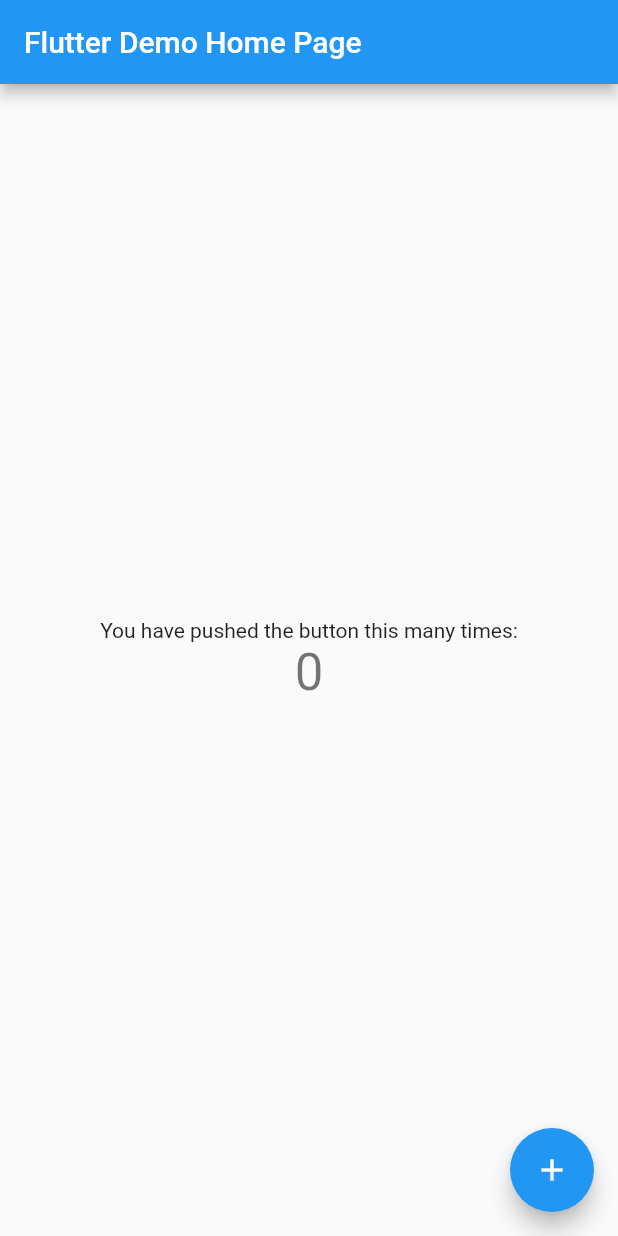
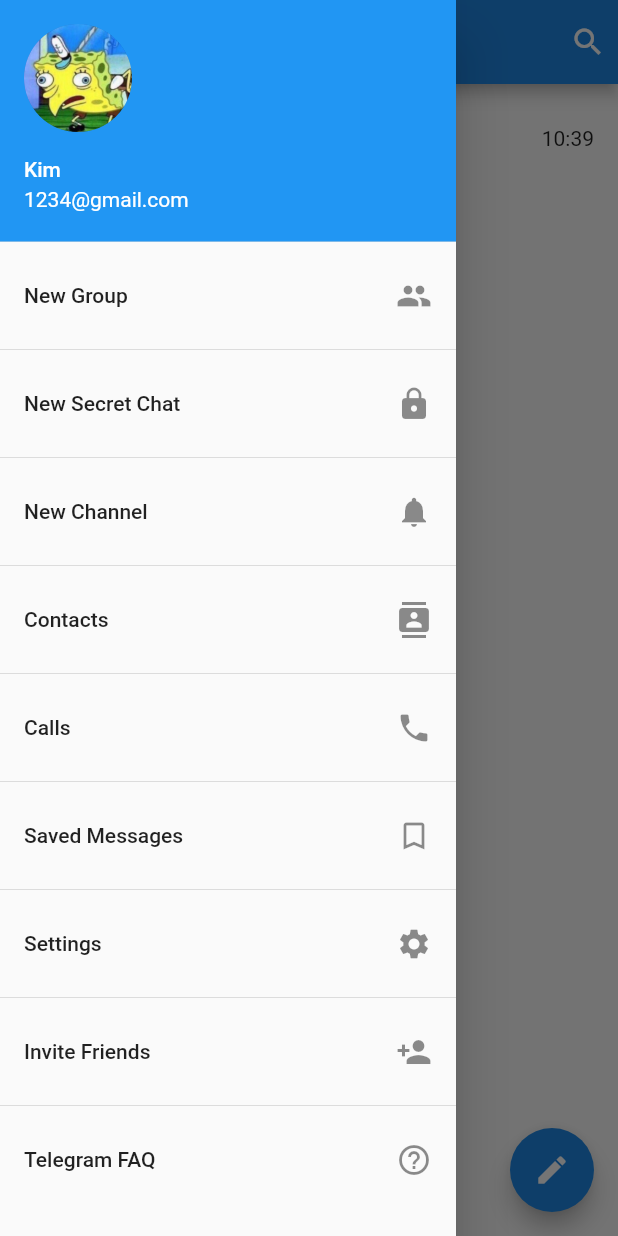
Before and after one commit to KimMontenegro/TelegramClone, a Flutter app: the screen it shows after launch, with the side drawer open (before the commit the screen has no drawer), on a phone screen of 412 x 824 dp. Run offline on Flutter 3.47's test engine with Material 2 defaults, Android fonts, the phone set to English and light mode, and no system bars.

Commit message:
Needs fix

```diff
--- /dev/null
+++ b/lib/drawer.dart
@@ -0,0 +1,77 @@
+import 'package:flutter/material.dart';
+
+class DrawerScreen extends StatefulWidget {
+  @override
+  _DrawerScreenState createState() => _DrawerScreenState();
+}
+
+class _DrawerScreenState extends State<DrawerScreen> {
+  @override
+  Widget build(BuildContext context) {
+    return Drawer(
+      child: ListView(
+        children: <Widget>[
+          UserAccountsDrawerHeader(
+              accountName: Text('Kim'),
+              currentAccountPicture: CircleAvatar(
+                backgroundImage: AssetImage('assets/images/1.jpg'),
+              ),
+              accountEmail: Text('1234@gmail.com')),
+          ListTile(
+            trailing: Icon(Icons.group),
+            title: Text('New Group'),
+            onTap: () {},
+          ),
+          Divider(),
+          ListTile(
+            trailing: Icon(Icons.lock),
+            title: Text('New Secret Chat'),
+            onTap: () {},
+          ),
+          Divider(),
+          ListTile(
+            trailing: Icon(Icons.notifications),
+            title: Text('New Channel'),
+            onTap: () {},
+          ),
+          Divider(),
+          ListTile(
+            trailing: Icon(Icons.contacts),
+            title: Text('Contacts'),
+            onTap: () {},
+          ),
+          Divider(),
+          ListTile(
+            trailing: Icon(Icons.phone),
+            title: Text('Calls'),
+            onTap: () {},
+          ),
+          Divider(),
+          ListTile(
+            trailing: Icon(Icons.bookmark_border),
+            title: Text('Saved Messages'),
+            onTap: () {},
+          ),
+          Divider(),
+          ListTile(
+            trailing: Icon(Icons.settings),
+            title: Text('Settings'),
+            onTap: () {},
+          ),
+          Divider(),
+          ListTile(
+            trailing: Icon(Icons.person_add),
+            title: Text('Invite Friends'),
+            onTap: () {},
+          ),
+          Divider(),
+          ListTile(
+            trailing: Icon(Icons.help_outline),
+            title: Text('Telegram FAQ'),
+            onTap: () {},
+          )
+        ],
+      ),
+    );
+  }
+}
--- /dev/null
+++ b/lib/homescreen.dart
@@ -0,0 +1,45 @@
+import 'package:flutter/material.dart';
+//import 'messages.dart';
+import 'drawer.dart';
+
+class HomeScreen extends StatefulWidget {
+  @override
+  _HomeScreenState createState() => _HomeScreenState();
+}
+
+class _HomeScreenState extends State<HomeScreen> {
+  @override
+  Widget build(BuildContext context) {
+    return Scaffold(
+      appBar: AppBar(
+        title: Text('Telegram'),
+        actions: <Widget>[
+          Padding(
+            padding: const EdgeInsets.all(8.0),
+            child: Icon(Icons.search),
+          )
+        ],
+      ),
+      drawer: DrawerScreen(),
+      body: ListTile(
+        leading: CircleAvatar(
+          radius: 28,
+          // backgroundImage: NetworkImage(items[i].profile),
+        ),
+        title: Text(
+          'message 1',
+          style: TextStyle(fontWeight: FontWeight.bold),
+        ),
+        subtitle: Text('Hi!!'),
+        trailing: Text('10:39'),
+      ),
+      floatingActionButton: FloatingActionButton(
+          child: Icon(
+            Icons.create,
+            color: Colors.white,
+          ),
+          backgroundColor: Colors.blue[600],
+          onPressed: () {}),
+    );
+  }
+}
--- a/lib/main.dart
+++ b/lib/main.dart
@@ -1,117 +1,21 @@
 import 'package:flutter/material.dart';
+import 'homescreen.dart';
 
-void main() {
-  runApp(MyApp());
-}
+void main() => runApp(MyApp());
 
 class MyApp extends StatelessWidget {
   // This widget is the root of your application.
   @override
   Widget build(BuildContext context) {
     return MaterialApp(
-      title: 'Flutter Demo',
+      title: 'Telegram',
       theme: ThemeData(
-        // This is the theme of your application.
-        //
-        // Try running your application with "flutter run". You'll see the
-        // application has a blue toolbar. Then, without quitting the app, try
-        // changing the primarySwatch below to Colors.green and then invoke
-        // "hot reload" (press "r" in the console where you ran "flutter run",
-        // or simply save your changes to "hot reload" in a Flutter IDE).
-        // Notice that the counter didn't reset back to zero; the application
-        // is not restarted.
-        primarySwatch: Colors.blue,
-        // This makes the visual density adapt to the platform that you run
-        // the app on. For desktop platforms, the controls will be smaller and
-        // closer together (more dense) than on mobile platforms.
-        visualDensity: VisualDensity.adaptivePlatformDensity,
+      primaryColor: Colors.blue[600],
+      //accentColor: Color(0xFFe7ebf0),
+        backgroundColor: Colors.white
       ),
-      home: MyHomePage(title: 'Flutter Demo Home Page'),
+      debugShowCheckedModeBanner: false,
+      home: HomeScreen(),
     );
   }
 }
-
-class MyHomePage extends StatefulWidget {
-  MyHomePage({Key key, this.title}) : super(key: key);
-
-  // This widget is the home page of your application. It is stateful, meaning
-  // that it has a State object (defined below) that contains fields that affect
-  // how it looks.
-
-  // This class is the configuration for the state. It holds the values (in this
-  // case the title) provided by the parent (in this case the App widget) and
-  // used by the build method of the State. Fields in a Widget subclass are
-  // always marked "final".
-
-  final String title;
-
-  @override
-  _MyHomePageState createState() => _MyHomePageState();
-}
-
-class _MyHomePageState extends State<MyHomePage> {
-  int _counter = 0;
-
-  void _incrementCounter() {
-    setState(() {
-      // This call to setState tells the Flutter framework that something has
-      // changed in this State, which causes it to rerun the build method below
-      // so that the display can reflect the updated values. If we changed
-      // _counter without calling setState(), then the build method would not be
-      // called again, and so nothing would appear to happen.
-      _counter++;
-    });
-  }
-
-  @override
-  Widget build(BuildContext context) {
-    // This method is rerun every time setState is called, for instance as done
-    // by the _incrementCounter method above.
-    //
-    // The Flutter framework has been optimized to make rerunning build methods
-    // fast, so that you can just rebuild anything that needs updating rather
-    // than having to individually change instances of widgets.
-    return Scaffold(
-      appBar: AppBar(
-        // Here we take the value from the MyHomePage object that was created by
-        // the App.build method, and use it to set our appbar title.
-        title: Text(widget.title),
-      ),
-      body: Center(
-        // Center is a layout widget. It takes a single child and positions it
-        // in the middle of the parent.
-        child: Column(
-          // Column is also a layout widget. It takes a list of children and
-          // arranges them vertically. By default, it sizes itself to fit its
-          // children horizontally, and tries to be as tall as its parent.
-          //
-          // Invoke "debug painting" (press "p" in the console, choose the
-          // "Toggle Debug Paint" action from the Flutter Inspector in Android
-          // Studio, or the "Toggle Debug Paint" command in Visual Studio Code)
-          // to see the wireframe for each widget.
-          //
-          // Column has various properties to control how it sizes itself and
-          // how it positions its children. Here we use mainAxisAlignment to
-          // center the children vertically; the main axis here is the vertical
-          // axis because Columns are vertical (the cross axis would be
-          // horizontal).
-          mainAxisAlignment: MainAxisAlignment.center,
-          children: <Widget>[
-            Text(
-              'You have pushed the button this many times:',
-            ),
-            Text(
-              '$_counter',
-              style: Theme.of(context).textTheme.headline4,
-            ),
-          ],
-        ),
-      ),
-      floatingActionButton: FloatingActionButton(
-        onPressed: _incrementCounter,
-        tooltip: 'Increment',
-        child: Icon(Icons.add),
-      ), // This trailing comma makes auto-formatting nicer for build methods.
-    );
-  }
-}
```
Also changed, not shown: pubspec.yaml (+3 -6 lines), assets/images/1.jpg (added), assets/images/2.png (added), 1 other file.
